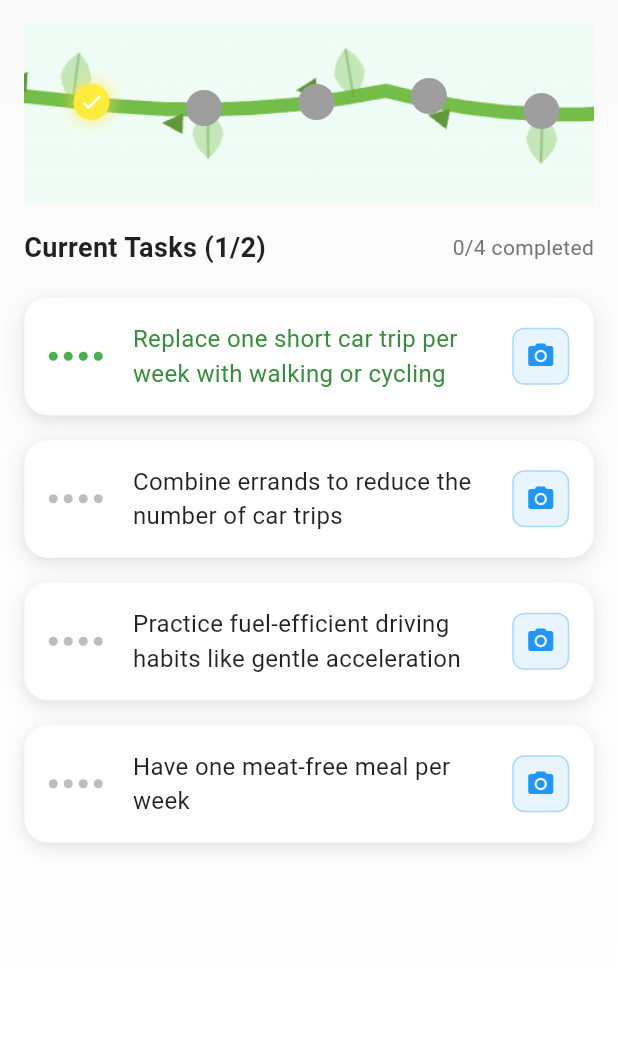
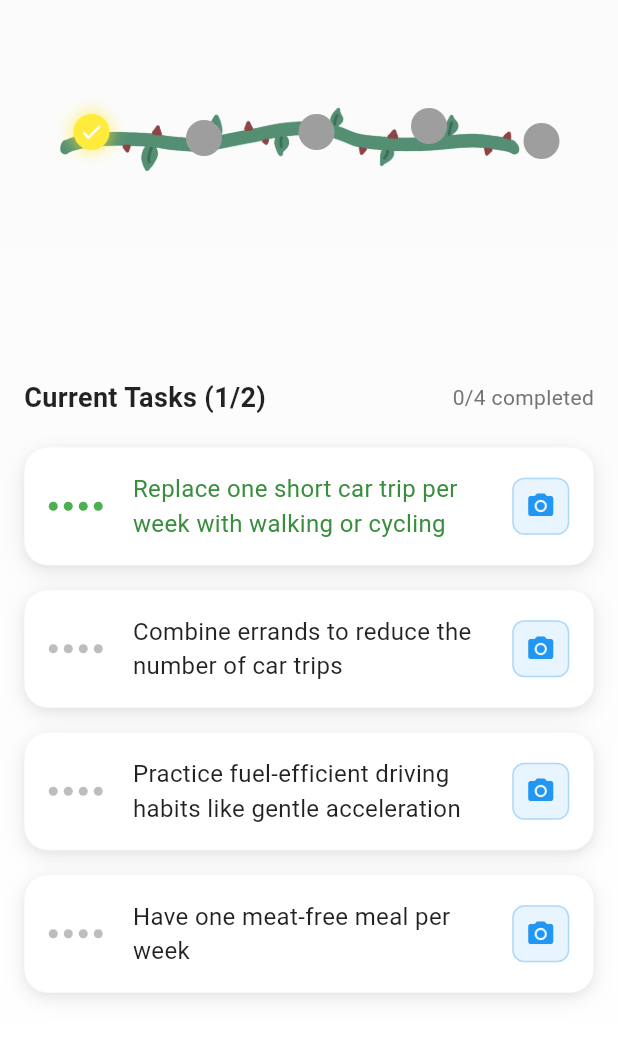
Before and after one commit to Chenuka-Garusinghe/SYNCS-HACK-25, a Flutter app: the GameScreen screen opened directly, on a phone screen of 412 x 824 dp, the part 114-1176 px from its top. Run offline on Flutter 3.47's test engine with Material 3 defaults, Android fonts, the phone set to English and light mode, and no system bars; our stand-ins replace flutter_dotenv, image_picker, rive.

Commit message:
added new assest image for progress bar

```diff
--- a/terrago/lib/screens/game_screen.dart
+++ b/terrago/lib/screens/game_screen.dart
@@ -24,7 +24,8 @@ class _GameScreenState extends State<GameScreen> with TickerProviderStateMixin {
   final List<AnimationController> _bounceControllers = [];
   final List<Animation<double>> _bounceAnimations = [];
   final milestones = <double>[0.15, 0.4, 0.65, 0.90, 1.15];
-  final milestoneYOffsets = <double>[40.0, 44.0, 40.0, 36.0, 46.0];
+  // final milestoneYOffsets = <double>[40.0, 44.0, 40.0, 36.0, 46.0];
+  final milestoneYOffsets = <double>[60.0, 64.0, 60.0, 56.0, 66.0];
 
   @override
   void initState() {
@@ -214,8 +215,8 @@ class _GameScreenState extends State<GameScreen> with TickerProviderStateMixin {
                   // Progress bar with PNG overlay
                   ImageProgressBar(
                     progress: progress,
-                    height: 120.0,
-                    imagePath: 'assets/ui/image.png',
+                    height: 220.0,
+                    imagePath: 'assets/ui/branch.png',
                     milestones: milestones,
                     milestoneYOffsets:
                         milestoneYOffsets, // Individual Y positions for each milestone
--- a/terrago/lib/widgets/image_progress_bar.dart
+++ b/terrago/lib/widgets/image_progress_bar.dart
@@ -31,12 +31,12 @@ class ImageProgressBar extends StatelessWidget {
   Widget build(BuildContext context) {
     return Stack(
       children: [
-        // Base progress bar
+        // Base progress bar (transparent to reduce white box)
         Container(
           height: height,
           width: double.infinity,
           decoration: BoxDecoration(
-            color: const Color(0xFFE6E6E6),
+            color: Colors.transparent,
             borderRadius: BorderRadius.circular(12.0),
           ),
           child: FractionallySizedBox(
--- a/terrago/pubspec.yaml
+++ b/terrago/pubspec.yaml
@@ -66,7 +66,7 @@ dev_dependencies:
 # The following section is specific to Flutter packages.
 flutter:
   assets:
-    - ./assets/ui/image.png
+    - ./assets/ui/branch.png
     - ./assets/ui/building.png
     - ./assets/floating-2.riv
     - ./assets/floating-3.riv
```
Also changed, not shown: terrago/assets/ui/branch.png (added).
